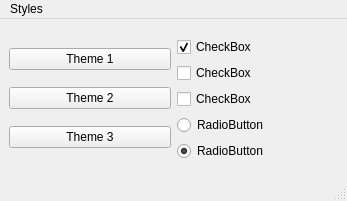
Before: the Qt Designer form examples/runtime/main_window.ui in UN-GCPDS/qt-material, drawn with Qt 5.
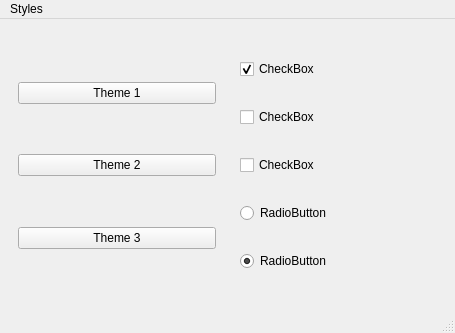
After: the same form once the commit is applied.

Commit message: Modified example to add class styles reference.

Patch:
```diff
--- a/examples/runtime/main_window.ui
+++ b/examples/runtime/main_window.ui
@@ -6,43 +6,98 @@
    <rect>
     <x>0</x>
     <y>0</y>
-    <width>347</width>
-    <height>201</height>
+    <width>455</width>
+    <height>333</height>
    </rect>
   </property>
   <property name="windowTitle">
    <string>MainWindow</string>
   </property>
   <widget class="QWidget" name="centralwidget">
+   <layout class="QGridLayout" name="gridLayout_3">
+    <item row="0" column="0">
+     <widget class="QWidget" name="widget" native="true">
    <layout class="QGridLayout" name="gridLayout">
-    <item row="0" column="0">
-     <layout class="QVBoxLayout" name="verticalLayout">
-      <item>
-       <widget class="QPushButton" name="pushButton">
-        <property name="text">
-         <string>Theme 1</string>
-        </property>
-       </widget>
-      </item>
-      <item>
-       <widget class="QPushButton" name="pushButton_2">
-        <property name="text">
-         <string>Theme 2</string>
-        </property>
-       </widget>
-      </item>
-      <item>
+       <item row="2" column="0">
+        <spacer name="verticalSpacer">
+         <property name="orientation">
+          <enum>Qt::Vertical</enum>
+         </property>
+         <property name="sizeHint" stdset="0">
+          <size>
+           <width>20</width>
+           <height>40</height>
+          </size>
+         </property>
+        </spacer>
+       </item>
+       <item row="4" column="0">
+        <spacer name="verticalSpacer_2">
+         <property name="orientation">
+          <enum>Qt::Vertical</enum>
+         </property>
+         <property name="sizeHint" stdset="0">
+          <size>
+           <width>20</width>
+           <height>40</height>
+          </size>
+         </property>
+        </spacer>
+       </item>
+       <item row="5" column="0">
        <widget class="QPushButton" name="pushButton_3">
         <property name="text">
          <string>Theme 3</string>
         </property>
        </widget>
       </item>
-     </layout>
+       <item row="3" column="0">
+        <widget class="QPushButton" name="pushButton_2">
+         <property name="text">
+          <string>Theme 2</string>
+         </property>
+        </widget>
+       </item>
+       <item row="6" column="0">
+        <spacer name="verticalSpacer_3">
+         <property name="orientation">
+          <enum>Qt::Vertical</enum>
+         </property>
+         <property name="sizeHint" stdset="0">
+          <size>
+           <width>20</width>
+           <height>40</height>
+          </size>
+         </property>
+        </spacer>
+       </item>
+       <item row="1" column="0">
+        <widget class="QPushButton" name="pushButton">
+         <property name="text">
+          <string>Theme 1</string>
+         </property>
+        </widget>
+       </item>
+       <item row="0" column="0">
+        <spacer name="verticalSpacer_4">
+         <property name="orientation">
+          <enum>Qt::Vertical</enum>
+         </property>
+         <property name="sizeHint" stdset="0">
+          <size>
+           <width>20</width>
+           <height>40</height>
+          </size>
+         </property>
+        </spacer>
+       </item>
+      </layout>
+     </widget>
     </item>
     <item row="0" column="1">
-     <layout class="QVBoxLayout" name="verticalLayout_2">
-      <item>
+     <widget class="QWidget" name="widget_2" native="true">
+      <layout class="QGridLayout" name="gridLayout_2">
+       <item row="0" column="0">
        <widget class="QCheckBox" name="checkBox_2">
         <property name="text">
          <string>CheckBox</string>
@@ -55,7 +110,7 @@
         </property>
        </widget>
       </item>
-      <item>
+       <item row="1" column="0">
        <widget class="QCheckBox" name="checkBox_3">
         <property name="text">
          <string>CheckBox</string>
@@ -68,21 +123,21 @@
         </property>
        </widget>
       </item>
-      <item>
+       <item row="2" column="0">
        <widget class="QCheckBox" name="checkBox">
         <property name="text">
          <string>CheckBox</string>
         </property>
        </widget>
       </item>
-      <item>
+       <item row="3" column="0">
        <widget class="QRadioButton" name="radioButton_2">
         <property name="text">
          <string>RadioButton</string>
         </property>
        </widget>
       </item>
-      <item>
+       <item row="4" column="0">
        <widget class="QRadioButton" name="radioButton">
         <property name="text">
          <string>RadioButton</string>
@@ -93,6 +148,7 @@
        </widget>
       </item>
      </layout>
+     </widget>
     </item>
    </layout>
   </widget>
@@ -101,7 +157,7 @@
     <rect>
      <x>0</x>
      <y>0</y>
-     <width>347</width>
+     <width>455</width>
      <height>30</height>
     </rect>
    </property>
```
Lines whose indentation alone changed are shown as unchanged. The commit also changes 2 other files.
